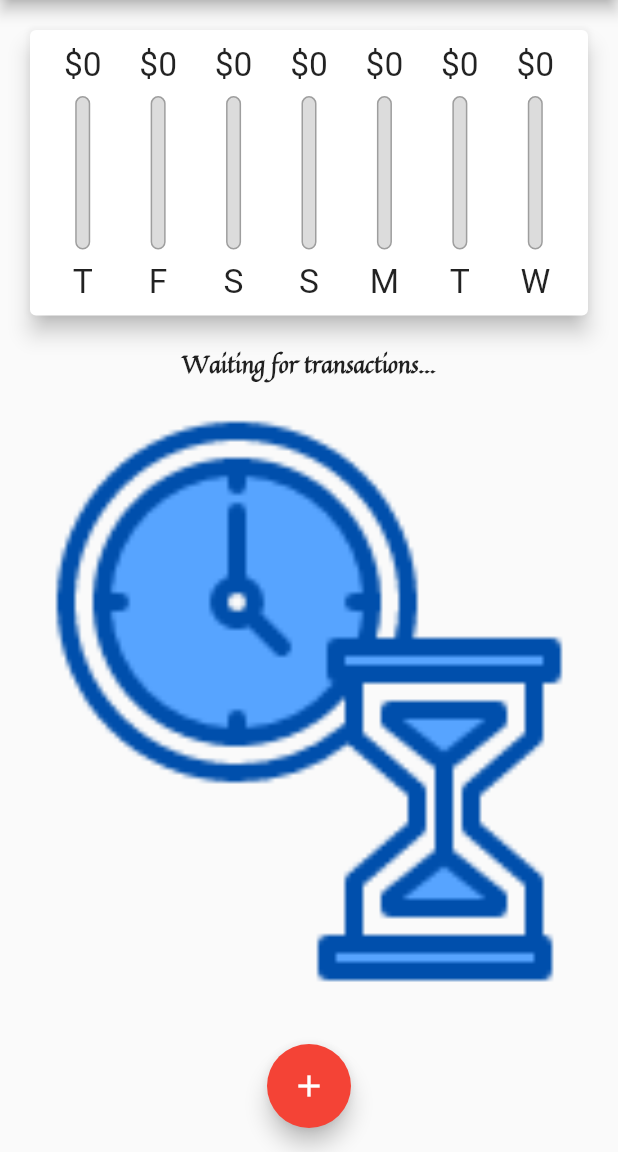
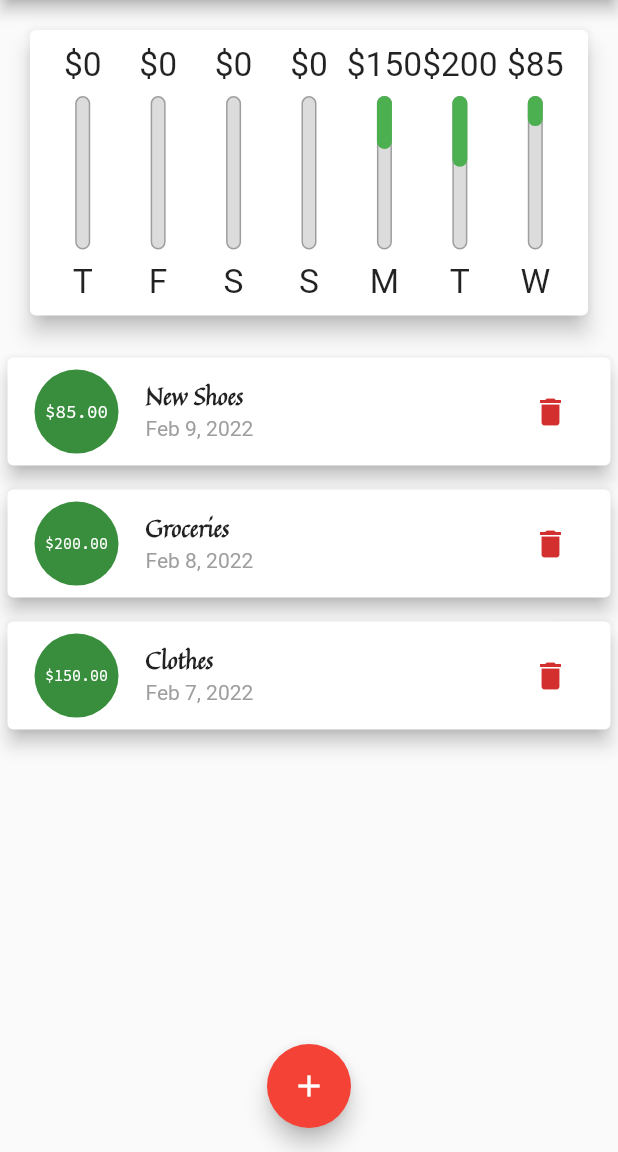
Before and after one commit to anaselhajjaji/learn-flutter, a Flutter app: the screen it shows after launch, on a phone screen of 412 x 824 dp, the part 84-1236 px from its top. Run offline on Flutter 3.47's test engine with Material 2 defaults, Android fonts, the phone set to English and light mode, and no system bars.

Commit message:
generate dummy transactions

```diff
--- a/personal_expenses_app/lib/main.dart
+++ b/personal_expenses_app/lib/main.dart
@@ -65,13 +65,9 @@ class MyHomePage extends StatefulWidget {
 class _MyHomePageState extends State<MyHomePage> {
   bool _showChart = false;
 
-  final List<Transaction> _transactions = [
-    /* dummy transactions
-    Transaction(
-        id: 'id1', title: 'New Shoes', amount: 85, date: DateTime.now()),
-    Transaction(
-        id: 'id2', title: 'Groceries', amount: 200, date: DateTime.now())*/
-  ];
+  //TODO: dummy transactions
+  final List<Transaction> _transactions =
+      Transaction.generateDummyTransactions();
 
   List<Transaction> get _recentTransactions {
     //TODO: list.where() will check a condition and keep or not the element
--- a/personal_expenses_app/lib/models/transaction.dart
+++ b/personal_expenses_app/lib/models/transaction.dart
@@ -9,4 +9,28 @@ class Transaction {
       required this.title,
       required this.amount,
       required this.date});
+
+  static List<Transaction> generateDummyTransactions() {
+    return [
+      /* dummy transactions */
+      Transaction(
+        id: 'id1',
+        title: 'New Shoes',
+        amount: 85,
+        date: DateTime.now(),
+      ),
+      Transaction(
+        id: 'id2',
+        title: 'Groceries',
+        amount: 200,
+        date: DateTime.now().subtract(Duration(days: 1)),
+      ),
+      Transaction(
+        id: 'id3',
+        title: 'Clothes',
+        amount: 150,
+        date: DateTime.now().subtract(Duration(days: 2)),
+      )
+    ];
+  }
 }
```
